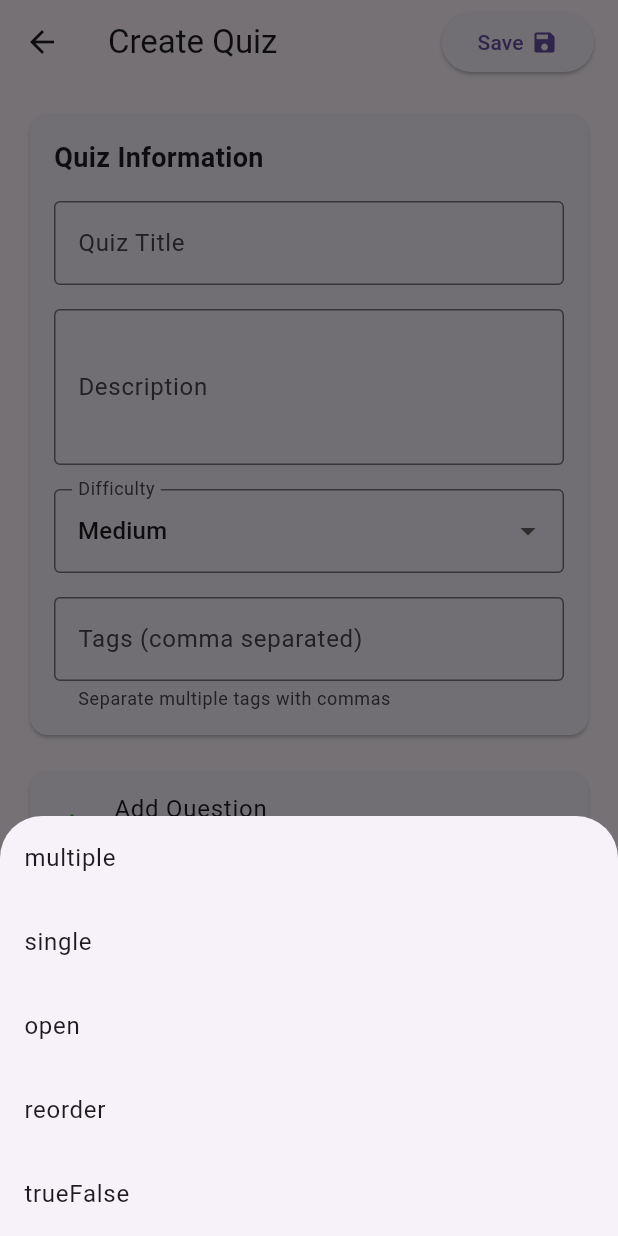
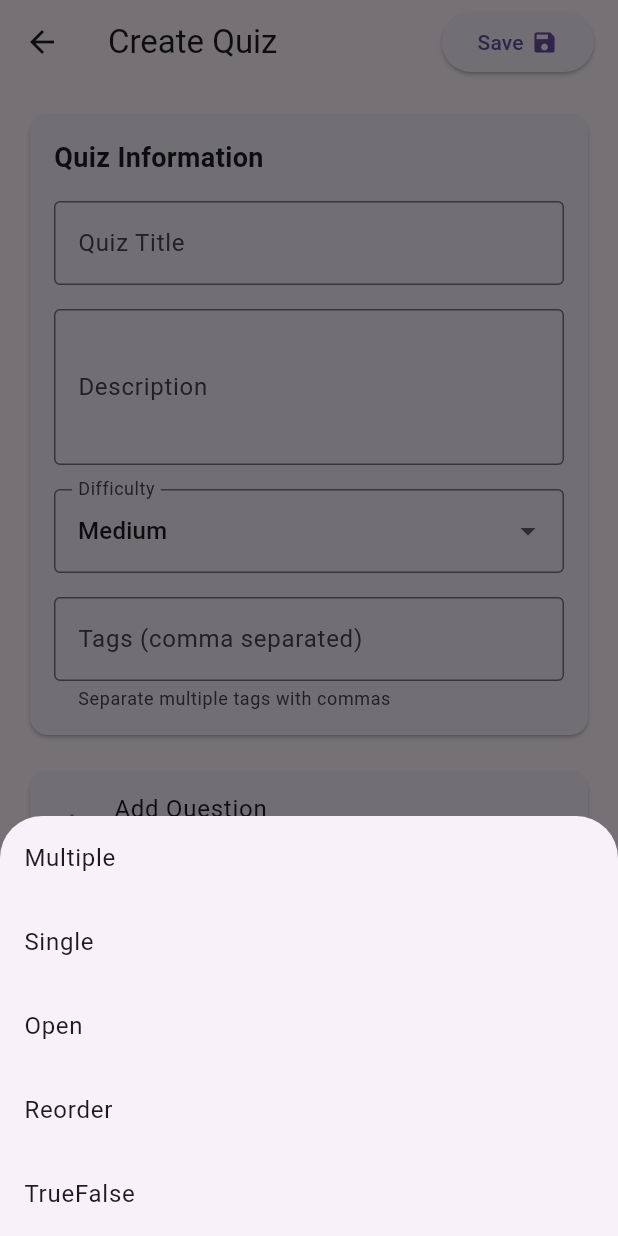
Before and after one commit to darshanvaru/Kvizz, a Flutter app: the CreateOrEditQuizScreen screen opened directly, after a tap on "Add Question", on a phone screen of 412 x 824 dp. Run offline on Flutter 3.47's test engine with Material 3 defaults, Android fonts, the phone set to English and light mode, and no system bars; our stand-ins replace file_picker, flutter_dotenv, flutter_svg, shared_preferences, socket_io_client; accounts and stored records are empty; network calls fail.

Commit message:
Remove `deleteAccount` from `AuthService` and refactor `CreateOrEditQuizScreen` UI components

```diff
--- a/lib/screens/create_or_edit_quiz_screen.dart
+++ b/lib/screens/create_or_edit_quiz_screen.dart
@@ -10,7 +10,6 @@ import '../providers/user_provider.dart';
 
 import '../services/quiz_service.dart';
 
-import '../widgets/loading_widget.dart';
 import '../widgets/question_types_widgets/multiple_choice_question_widget.dart';
 import '../widgets/question_types_widgets/open_ended_question_widget.dart';
 import '../widgets/question_types_widgets/reorderable_question_widget.dart';
@@ -18,7 +17,7 @@ import '../widgets/question_types_widgets/single_choice_question_widget.dart';
 import '../widgets/question_types_widgets/true_false_question_widget.dart';
 
 class CreateOrEditQuizScreen extends StatefulWidget {
-  final String? quizId; // null for create, has value for edit
+  final String? quizId;
 
   const CreateOrEditQuizScreen({super.key, this.quizId});
 
@@ -46,6 +45,7 @@ class CreateOrEditQuizScreenState extends State<CreateOrEditQuizScreen> {
   // UI state
   bool _isLoading = false;
   bool _isEditMode = false;
+
   QuizModel? _existingQuiz;
 
   @override
@@ -341,7 +341,7 @@ class CreateOrEditQuizScreenState extends State<CreateOrEditQuizScreen> {
         mainAxisSize: MainAxisSize.min,
         children: QuestionType.values.map((type) {
           return ListTile(
-            title: Text(type.toString().split('.').last),
+            title: Text(type.toString().split('.').last[0].toUpperCase()+type.toString().split('.').last.substring(1)),
             onTap: () {
               Navigator.pop(context);
               _addQuestion(type);
@@ -365,17 +365,15 @@ class CreateOrEditQuizScreenState extends State<CreateOrEditQuizScreen> {
 
   @override
   Widget build(BuildContext context) {
-    final theme = Theme.of(context);
-
     return Scaffold(
       appBar: AppBar(
         title: Text(widget.quizId != null ? 'Edit Quiz' : 'Create Quiz'),
         actions: [
+
+          //Save button
           ElevatedButton(
             onPressed: _isLoading ? null : _saveQuiz,
-            child: _isLoading
-                ? const Scaffold(body: LoadingWidget(),)
-                : const Row(
+            child: const Row(
               mainAxisSize: MainAxisSize.min,
               children: [Text("Save"), SizedBox(width: 5), Icon(Icons.save)],
             ),
@@ -390,6 +388,7 @@ class CreateOrEditQuizScreenState extends State<CreateOrEditQuizScreen> {
           child: Column(
             crossAxisAlignment: CrossAxisAlignment.start,
             children: [
+
               // Quiz basic information form
               Card(
                 child: Padding(
@@ -403,7 +402,7 @@ class CreateOrEditQuizScreenState extends State<CreateOrEditQuizScreen> {
                       ),
                       const SizedBox(height: 16),
 
-                      // Title TextField with focus management
+                      // Title TextField
                       TextField(
                         controller: _titleController,
                         focusNode: _titleFocusNode,
@@ -420,7 +419,7 @@ class CreateOrEditQuizScreenState extends State<CreateOrEditQuizScreen> {
                       ),
                       const SizedBox(height: 16),
 
-                      // Description TextField with focus management
+                      // Description TextField
                       TextField(
                         controller: _descriptionController,
                         focusNode: _descriptionFocusNode,
@@ -461,7 +460,7 @@ class CreateOrEditQuizScreenState extends State<CreateOrEditQuizScreen> {
                       ),
                       const SizedBox(height: 16),
 
-                      // Tags TextField with focus management
+                      // Tags TextField
                       TextField(
                         controller: _tagsController,
                         focusNode: _tagsFocusNode,
@@ -491,7 +490,7 @@ class CreateOrEditQuizScreenState extends State<CreateOrEditQuizScreen> {
                   title: const Text('Add Question'),
                   subtitle: Text('${_questions.length} question(s) added'),
                   onTap: () {
-                    _dismissKeyboard(); // Dismiss keyboard before showing modal
+                    _dismissKeyboard();
                     _showQuestionTypePicker();
                   },
                 ),
@@ -500,6 +499,7 @@ class CreateOrEditQuizScreenState extends State<CreateOrEditQuizScreen> {
 
               // Questions List
               if (_questions.isEmpty)
+                // No Question Yet widget
                 const Card(
                   child: Padding(
                     padding: EdgeInsets.all(32),
@@ -523,10 +523,10 @@ class CreateOrEditQuizScreenState extends State<CreateOrEditQuizScreen> {
                   ),
                 )
               else
-              // Questions with reorderable functionality
+                // Reorderable Questions
                 ReorderableListView.builder(
-                  shrinkWrap: true, // Important: allows it to work inside SingleChildScrollView
-                  physics: const NeverScrollableScrollPhysics(), // Prevent nested scrolling
+                  shrinkWrap: true,
+                  physics: const NeverScrollableScrollPhysics(),
                   itemCount: _questions.length,
                   onReorder: (oldIndex, newIndex) {
                     setState(() {
@@ -544,6 +544,8 @@ class CreateOrEditQuizScreenState extends State<CreateOrEditQuizScreen> {
                           padding: const EdgeInsets.all(16),
                           child: Column(
                             children: [
+
+                              // Drag icon, Question number, question type indicator
                               Row(
                                 children: [
                                   ReorderableDragStartListener(
@@ -561,12 +563,17 @@ class CreateOrEditQuizScreenState extends State<CreateOrEditQuizScreen> {
                                     ),
                                   ),
                                   Chip(
-                                    label: Text(_questions[index].type.toString().split('.').last),
-                                    backgroundColor: theme.primaryColor.withValues(alpha: 0.1),
+                                    label: Text(
+                                        _questions[index].type.toString().split('.').last[0].toUpperCase() +
+                                        _questions[index].type.toString().split('.').last.substring(1)
+                                    ),
+                                    backgroundColor: Theme.of(context).primaryColor.withValues(alpha: 0.1),
                                   ),
                                 ],
                               ),
                               const SizedBox(height: 12),
+
+                              // actual question widget
                               _buildQuestionWidget(_questions[index], index),
                             ],
                           ),
```
Also changed, not shown: lib/services/auth_service.dart (+0 -30 lines), config.env.
